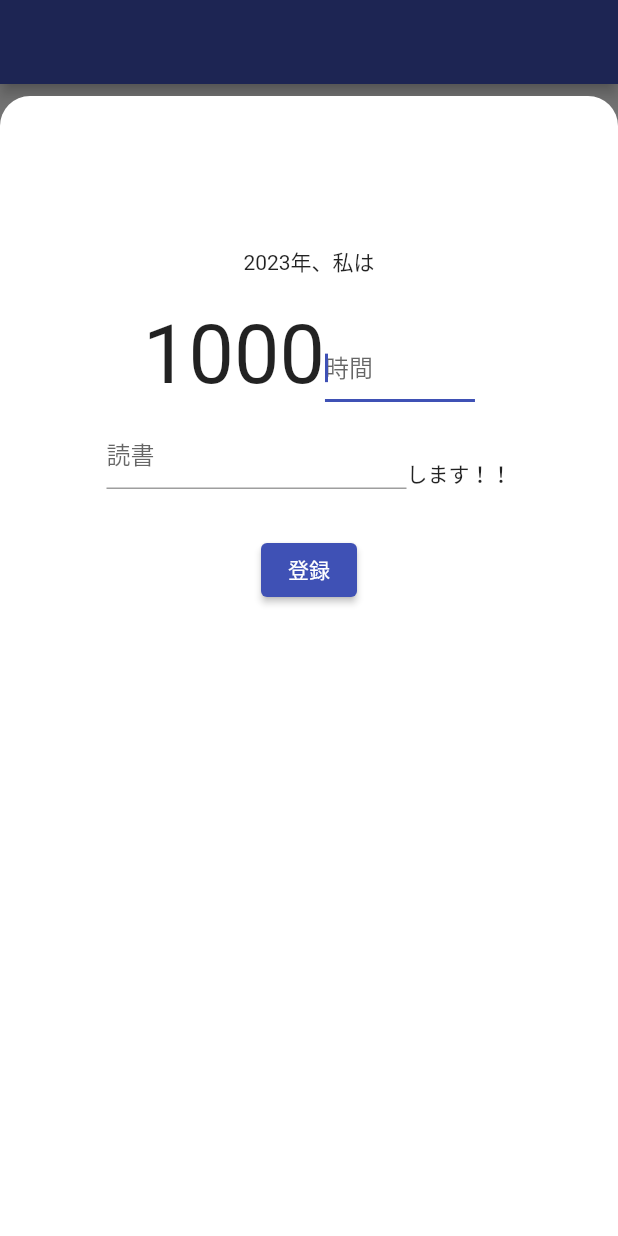
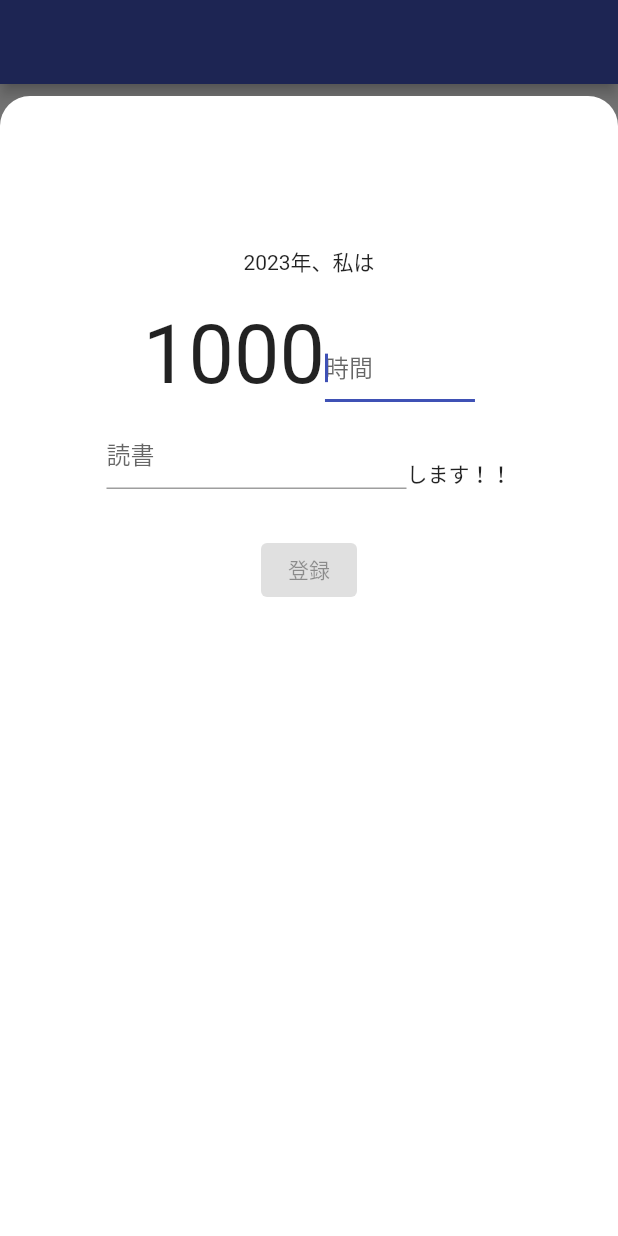
Before and after one commit to taketomo3/lets1000_flutter, a Flutter app: the screen it shows after launch, after a tap on "目標を設定", on a phone screen of 412 x 824 dp. Run offline on Flutter 3.47's test engine with Material 2 defaults, Android fonts, the phone set to English and light mode, and no system bars; our stand-ins replace flutter_riverpod, sqflite; accounts and stored records are empty.

Commit message:
feat: Update home view

```diff
--- a/lib/view/home_view.dart
+++ b/lib/view/home_view.dart
@@ -13,29 +13,25 @@ class HomeView extends ConsumerWidget {
   Widget build(BuildContext context, WidgetRef ref) {
     Goal? goal = ref.watch(goalProvider);
 
+    return goal == null ? settingGoalView(context) : progressView(goal);
+  }
+
+  Scaffold progressView(Goal goal) {
     return Scaffold(
       appBar: AppBar(),
       body: Center(
-        child: goal == null ? settingGoalView(context) : progressView(goal),
-      ),
-    );
-  }
-
-  Column progressView(Goal goal) {
-    return Column(
-      mainAxisAlignment: MainAxisAlignment.center,
-      children: [
+        child: Column(mainAxisAlignment: MainAxisAlignment.center, children: [
           const Text('今年の目標'),
           Text('1000${goal.unit} ${goal.goal}します！！！'),
           const SizedBox(height: 120),
           circleView(278),
           const SizedBox(height: 150),
-        TextButton(
-            onPressed: () {
-              print("onpress");
-            },
-            child: const Text('記録する'))
-      ],
+        ]),
+      ),
+      floatingActionButton: FloatingActionButton(
+        child: const Icon(Icons.add),
+        onPressed: () => {},
+      ),
     );
   }
 
@@ -43,9 +39,7 @@ class HomeView extends ConsumerWidget {
     return Stack(
       alignment: AlignmentDirectional.center,
       children: [
-        CustomPaint(
-          painter: CirclePainter(value),
-        ),
+        CustomPaint(painter: CirclePainter(value)),
         Row(
           mainAxisAlignment: MainAxisAlignment.center,
           crossAxisAlignment: CrossAxisAlignment.end,
@@ -58,8 +52,11 @@ class HomeView extends ConsumerWidget {
     );
   }
 
-  Column settingGoalView(BuildContext context) {
-    return Column(
+  Scaffold settingGoalView(BuildContext context) {
+    return Scaffold(
+      appBar: AppBar(),
+      body: Center(
+        child: Column(
           mainAxisAlignment: MainAxisAlignment.center,
           children: <Widget>[
             const Text('2023年に'),
@@ -93,11 +90,15 @@ class HomeView extends ConsumerWidget {
                       ),
                       child: const SettingGoalView(),
                     );
-                  });
+                  },
+                );
                 const SettingGoalView();
               },
-            child: const Text('目標を設定'))
+              child: const Text('目標を設定'),
+            ),
           ],
+        ),
+      ),
     );
   }
 }
--- a/lib/view/setting_goal_view.dart
+++ b/lib/view/setting_goal_view.dart
@@ -57,10 +57,13 @@ class _SettingGoalViewState extends State<SettingGoalView> {
         ),
         const SizedBox(height: 30),
         ElevatedButton(
+          onPressed: (unit.isNotEmpty && goal.isNotEmpty)
+              ? () => {
+                    Goal.insert(goal, unit)
+                        .then((id) => {Navigator.of(context).pop()})
+                  }
+              : null,
           child: const Text('登録'),
-          onPressed: () {
-            Goal.insert(goal, unit).then((id) => {Navigator.of(context).pop()});
-          },
         ),
       ],
     );
```
Lines whose indentation alone changed are shown as unchanged.
